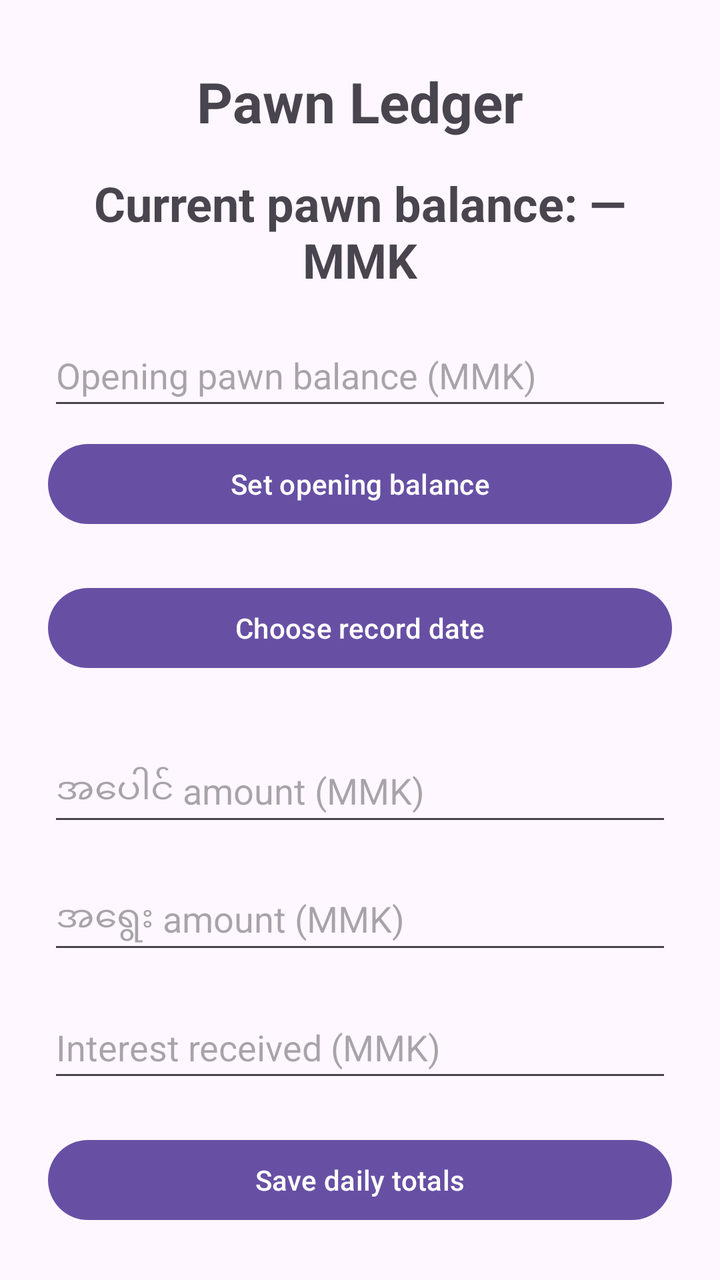
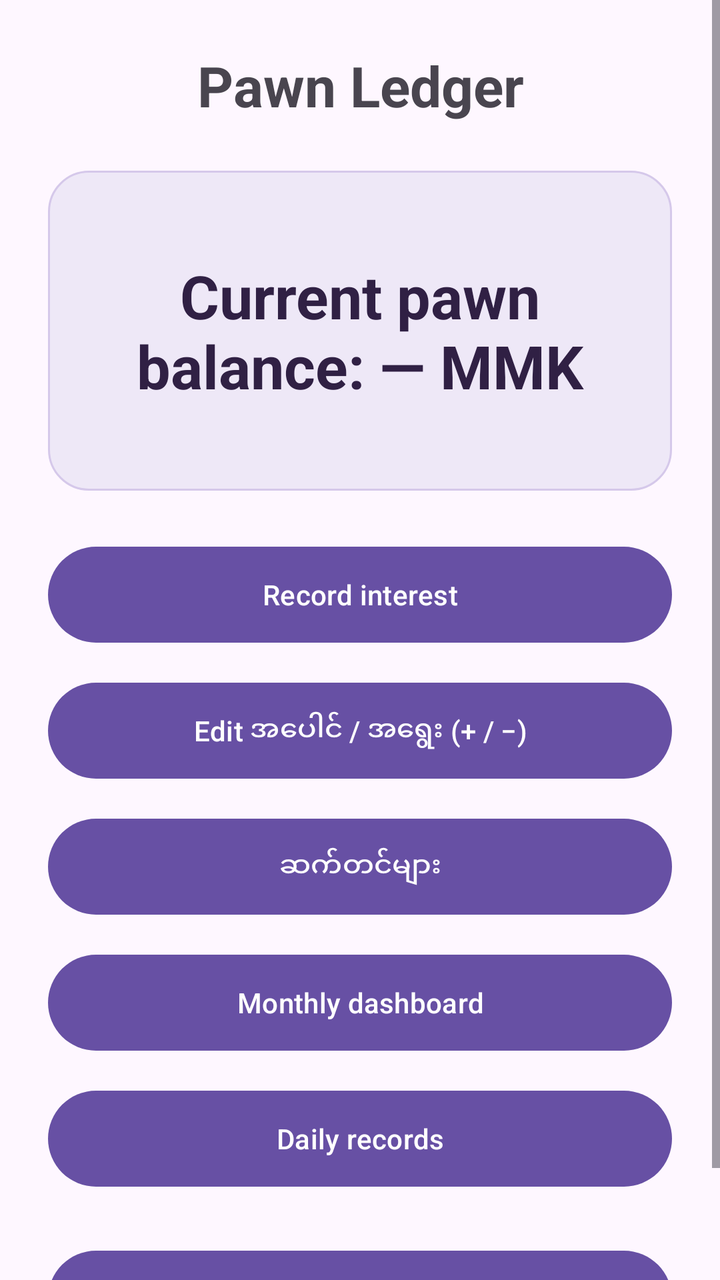

Before-and-after screenshots of an Android layout around one commit, followed by the original layout XML and the change that was made.
<!-- AndroidManifest.xml: application theme Theme.Pawn_Ledger -->
<!-- res/layout/activity_main.xml -->
<?xml version="1.0" encoding="utf-8"?>
<androidx.constraintlayout.widget.ConstraintLayout xmlns:android="http://schemas.android.com/apk/res/android"
    xmlns:app="http://schemas.android.com/apk/res-auto"
    xmlns:tools="http://schemas.android.com/tools"
    android:id="@+id/main"
    android:layout_width="match_parent"
    android:layout_height="match_parent"
    tools:context=".MainActivity">

    <TextView
        android:id="@+id/currentBalanceText"
        android:layout_width="0dp"
        android:layout_height="wrap_content"
        android:layout_marginStart="24dp"
        android:layout_marginEnd="24dp"
        android:layout_marginTop="16dp"
        android:text="@string/current_balance_placeholder"
        android:textSize="24sp"
        android:textStyle="bold"
        android:gravity="center"
        app:layout_constraintTop_toBottomOf="@id/titleText"
        app:layout_constraintStart_toStartOf="parent"
        app:layout_constraintEnd_toEndOf="parent" />
    <EditText
        android:id="@+id/openingBalanceInput"
        android:layout_width="0dp"
        android:layout_height="wrap_content"
        android:layout_marginStart="24dp"
        android:layout_marginEnd="24dp"
        android:layout_marginTop="16dp"
        android:minHeight="48dp"
        android:hint="@string/opening_balance_hint"
        android:inputType="number"
        android:importantForAutofill="no"
        app:layout_constraintTop_toBottomOf="@id/currentBalanceText"
        app:layout_constraintStart_toStartOf="parent"
        app:layout_constraintEnd_toEndOf="parent" />

    <Button
        android:id="@+id/setOpeningBalanceButton"
        android:layout_width="0dp"
        android:layout_height="wrap_content"
        android:layout_marginStart="24dp"
        android:layout_marginEnd="24dp"
        android:layout_marginTop="8dp"
        android:minHeight="48dp"
        android:text="@string/set_opening_balance"
        android:textAllCaps="false"
        app:layout_constraintTop_toBottomOf="@id/openingBalanceInput"
        app:layout_constraintStart_toStartOf="parent"
        app:layout_constraintEnd_toEndOf="parent" />


    <TextView
        android:layout_width="wrap_content"
        android:layout_height="wrap_content"
        android:id="@+id/titleText"
        android:text="@string/pawn_ledger_title"
        android:textSize="28sp"
        android:textStyle="bold"
        android:layout_marginTop="32dp"
        app:layout_constraintEnd_toEndOf="parent"
        app:layout_constraintStart_toStartOf="parent"
        app:layout_constraintTop_toTopOf="parent" />

    <EditText
        android:id="@+id/pawnAmountInput"
        android:layout_width="0dp"
        android:layout_height="wrap_content"
        android:layout_marginStart="24dp"
        android:layout_marginEnd="24dp"
        android:layout_marginTop="32dp"
        android:minHeight="48dp"
        android:hint="@string/pawn_amount_hint"
        android:inputType="number"
        android:importantForAutofill="no"
        app:layout_constraintTop_toBottomOf="@id/selectDateButton"
        app:layout_constraintStart_toStartOf="parent"
        app:layout_constraintEnd_toEndOf="parent" />

    <Button
        android:id="@+id/selectDateButton"
        android:layout_width="0dp"
        android:layout_height="wrap_content"
        android:layout_marginStart="24dp"
        android:layout_marginEnd="24dp"
        android:layout_marginTop="24dp"
        android:minHeight="48dp"
        android:text="@string/choose_record_date"
        android:textAllCaps="false"
        app:layout_constraintTop_toBottomOf="@id/setOpeningBalanceButton"
        app:layout_constraintStart_toStartOf="parent"
        app:layout_constraintEnd_toEndOf="parent" />

    <EditText
        android:id="@+id/redeemAmountInput"
        android:layout_width="0dp"
        android:layout_height="wrap_content"
        android:layout_marginStart="24dp"
        android:layout_marginEnd="24dp"
        android:layout_marginTop="16dp"
        android:minHeight="48dp"
        android:hint="@string/redeem_amount_hint"
        android:inputType="number"
        android:importantForAutofill="no"
        app:layout_constraintTop_toBottomOf="@id/pawnAmountInput"
        app:layout_constraintStart_toStartOf="parent"
        app:layout_constraintEnd_toEndOf="parent" />

    <EditText
        android:id="@+id/interestAmountInput"
        android:layout_width="0dp"
        android:layout_height="wrap_content"
        android:layout_marginStart="24dp"
        android:layout_marginEnd="24dp"
        android:layout_marginTop="16dp"
        android:minHeight="48dp"
        android:hint="@string/interest_amount_hint"
        android:inputType="number"
        android:importantForAutofill="no"
        app:layout_constraintTop_toBottomOf="@id/redeemAmountInput"
        app:layout_constraintStart_toStartOf="parent"
        app:layout_constraintEnd_toEndOf="parent" />

    <Button
        android:id="@+id/saveButton"
        android:layout_width="0dp"
        android:layout_height="wrap_content"
        android:layout_marginStart="24dp"
        android:layout_marginTop="20dp"
        android:layout_marginEnd="24dp"
        android:minHeight="48dp"
        android:text="@string/save_daily_totals"
        android:textAllCaps="false"
        app:layout_constraintEnd_toEndOf="parent"
        app:layout_constraintHorizontal_bias="0.0"
        app:layout_constraintStart_toStartOf="parent"
        app:layout_constraintTop_toBottomOf="@id/interestAmountInput" />

    <TextView
        android:id="@+id/netResultText"
        android:layout_width="0dp"
        android:layout_height="wrap_content"
        android:layout_marginStart="24dp"
        android:layout_marginEnd="24dp"
        android:layout_marginTop="24dp"
        android:text="@string/daily_net_placeholder"
        android:textSize="22sp"
        android:textStyle="bold"
        android:gravity="center"
        app:layout_constraintTop_toBottomOf="@id/saveButton"
        app:layout_constraintStart_toStartOf="parent"
        app:layout_constraintEnd_toEndOf="parent" />
    <Button
        android:id="@+id/openRecordsButton"
        android:layout_width="0dp"
        android:layout_height="wrap_content"
        android:layout_marginStart="24dp"
        android:layout_marginEnd="24dp"
        android:layout_marginTop="12dp"
        android:minHeight="48dp"
        android:text="@string/records_title"
        android:textAllCaps="false"
        app:layout_constraintTop_toBottomOf="@id/netResultText"
        app:layout_constraintStart_toStartOf="parent"
        app:layout_constraintEnd_toEndOf="parent" />


    <Button
        android:id="@+id/openDashboardButton"
        android:layout_width="0dp"
        android:layout_height="wrap_content"
        android:layout_marginStart="24dp"
        android:layout_marginEnd="24dp"
        android:layout_marginTop="12dp"
        android:minHeight="48dp"
        android:text="@string/monthly_dashboard_title"
        android:textAllCaps="false"
        app:layout_constraintTop_toBottomOf="@id/openRecordsButton"
        app:layout_constraintStart_toStartOf="parent"
        app:layout_constraintEnd_toEndOf="parent" />
    <Button
        android:id="@+id/settingsButton"
        android:layout_width="0dp"
        android:layout_height="wrap_content"
        android:layout_marginStart="24dp"
        android:layout_marginEnd="24dp"
        android:layout_marginTop="8dp"
        android:minHeight="48dp"
        android:text="@string/settings"
        android:textAllCaps="false"
        app:layout_constraintTop_toBottomOf="@id/openDashboardButton"
        app:layout_constraintStart_toStartOf="parent"
        app:layout_constraintEnd_toEndOf="parent" />

    <Button
        android:id="@+id/lockOwnerButton"
        android:layout_width="0dp"
        android:layout_height="wrap_content"
        android:layout_marginStart="24dp"
        android:layout_marginEnd="24dp"
        android:layout_marginTop="8dp"
        android:minHeight="48dp"
        android:text="@string/lock_owner_access"
        android:textAllCaps="false"
        app:layout_constraintTop_toBottomOf="@id/settingsButton"
        app:layout_constraintStart_toStartOf="parent"
        app:layout_constraintEnd_toEndOf="parent" />




</androidx.constraintlayout.widget.ConstraintLayout>
<!-- resources referenced by this layout -->
<resources>
  <string name="choose_record_date">Choose record date</string>
  <string name="current_balance_placeholder">Current pawn balance: — MMK</string>
  <string name="daily_net_placeholder">Selected day\'s net: —</string>
  <string name="interest_amount_hint">Interest received (MMK)</string>
  <string name="lock_owner_access">Lock / Staff screen</string>
  <string name="monthly_dashboard_title">Monthly dashboard</string>
  <string name="opening_balance_hint">Opening pawn balance (MMK)</string>
  <string name="pawn_amount_hint">အပေါင် amount (MMK)</string>
  <string name="pawn_ledger_title">Pawn Ledger</string>
  <string name="records_title">Daily records</string>
  <string name="redeem_amount_hint">အရွေး amount (MMK)</string>
  <string name="save_daily_totals">Save daily totals</string>
  <string name="set_opening_balance">Set opening balance</string>
  <string name="settings">ဆက်တင်များ</string>
  <style name="Theme.Pawn_Ledger" parent="Base.Theme.Pawn_Ledger" />
  <style name="Base.Theme.Pawn_Ledger" parent="Theme.Material3.DayNight.NoActionBar">
          
          
      </style>
</resources>

<!-- the commit's change to res/layout/activity_main.xml (unified diff, before → after) -->
@@ -1,213 +1,91 @@
 <?xml version="1.0" encoding="utf-8"?>
-<androidx.constraintlayout.widget.ConstraintLayout xmlns:android="http://schemas.android.com/apk/res/android"
-    xmlns:app="http://schemas.android.com/apk/res-auto"
-    xmlns:tools="http://schemas.android.com/tools"
+<ScrollView xmlns:android="http://schemas.android.com/apk/res/android"
     android:id="@+id/main"
     android:layout_width="match_parent"
     android:layout_height="match_parent"
-    tools:context=".MainActivity">
+    android:fillViewport="true">
 
-    <TextView
-        android:id="@+id/currentBalanceText"
-        android:layout_width="0dp"
+    <LinearLayout
+        android:layout_width="match_parent"
         android:layout_height="wrap_content"
-        android:layout_marginStart="24dp"
-        android:layout_marginEnd="24dp"
-        android:layout_marginTop="16dp"
-        android:text="@string/current_balance_placeholder"
-        android:textSize="24sp"
-        android:textStyle="bold"
-        android:gravity="center"
-        app:layout_constraintTop_toBottomOf="@id/titleText"
-        app:layout_constraintStart_toStartOf="parent"
-        app:layout_constraintEnd_toEndOf="parent" />
-    <EditText
-        android:id="@+id/openingBalanceInput"
-        android:layout_width="0dp"
-        android:layout_height="wrap_content"
-        android:layout_marginStart="24dp"
-        android:layout_marginEnd="24dp"
-        android:layout_marginTop="16dp"
-        android:minHeight="48dp"
-        android:hint="@string/opening_balance_hint"
-        android:inputType="number"
-        android:importantForAutofill="no"
-        app:layout_constraintTop_toBottomOf="@id/currentBalanceText"
-        app:layout_constraintStart_toStartOf="parent"
-        app:layout_constraintEnd_toEndOf="parent" />
+        android:orientation="vertical"
+        android:padding="24dp">
 
-    <Button
-        android:id="@+id/setOpeningBalanceButton"
-        android:layout_width="0dp"
-        android:layout_height="wrap_content"
-        android:layout_marginStart="24dp"
-        android:layout_marginEnd="24dp"
-        android:layout_marginTop="8dp"
-        android:minHeight="48dp"
-        android:text="@string/set_opening_balance"
-        android:textAllCaps="false"
-        app:layout_constraintTop_toBottomOf="@id/openingBalanceInput"
-        app:layout_constraintStart_toStartOf="parent"
-        app:layout_constraintEnd_toEndOf="parent" />
+        <TextView
+            android:layout_width="match_parent"
+            android:layout_height="wrap_content"
+            android:text="@string/pawn_ledger_title"
+            android:textSize="28sp"
+            android:textStyle="bold"
+            android:gravity="center"
+            android:layout_marginBottom="24dp" />
 
+        <TextView
+            android:id="@+id/currentBalanceText"
+            android:layout_width="match_parent"
+            android:layout_height="wrap_content"
+            android:minHeight="160dp"
+            android:padding="24dp"
+            android:background="@drawable/balance_box"
+            android:text="@string/current_balance_placeholder"
+            android:textColor="#302044"
+            android:textSize="30sp"
+            android:textStyle="bold"
+            android:gravity="center"
+            android:layout_marginBottom="24dp" />
 
-    <TextView
-        android:layout_width="wrap_content"
-        android:layout_height="wrap_content"
-        android:id="@+id/titleText"
-        android:text="@string/pawn_ledger_title"
-        android:textSize="28sp"
-        android:textStyle="bold"
-        android:layout_marginTop="32dp"
-        app:layout_constraintEnd_toEndOf="parent"
-        app:layout_constraintStart_toStartOf="parent"
-        app:layout_constraintTop_toTopOf="parent" />
+        <Button
+            android:id="@+id/recordInterestButton"
+            android:layout_width="match_parent"
+            android:layout_height="wrap_content"
+            android:minHeight="56dp"
+            android:text="@string/record_interest"
+            android:textAllCaps="false" />
 
-    <EditText
-        android:id="@+id/pawnAmountInput"
-        android:layout_width="0dp"
-        android:layout_height="wrap_content"
-        android:layout_marginStart="24dp"
-        android:layout_marginEnd="24dp"
-        android:layout_marginTop="32dp"
-        android:minHeight="48dp"
-        android:hint="@string/pawn_amount_hint"
-        android:inputType="number"
-        android:importantForAutofill="no"
-        app:layout_constraintTop_toBottomOf="@id/selectDateButton"
-        app:layout_constraintStart_toStartOf="parent"
-        app:layout_constraintEnd_toEndOf="parent" />
+        <Button
+            android:id="@+id/editPawnRedeemButton"
+            android:layout_width="match_parent"
+            android:layout_height="wrap_content"
+            android:layout_marginTop="12dp"
+            android:minHeight="56dp"
+            android:text="@string/edit_pawn_redeem"
+            android:textAllCaps="false" />
 
-    <Button
-        android:id="@+id/selectDateButton"
-        android:layout_width="0dp"
-        android:layout_height="wrap_content"
-        android:layout_marginStart="24dp"
-        android:layout_marginEnd="24dp"
-        android:layout_marginTop="24dp"
-        android:minHeight="48dp"
-        android:text="@string/choose_record_date"
-        android:textAllCaps="false"
-        app:layout_constraintTop_toBottomOf="@id/setOpeningBalanceButton"
-        app:layout_constraintStart_toStartOf="parent"
-        app:layout_constraintEnd_toEndOf="parent" />
+        <Button
+            android:id="@+id/settingsButton"
+            android:layout_width="match_parent"
+            android:layout_height="wrap_content"
+            android:layout_marginTop="12dp"
+            android:minHeight="56dp"
+            android:text="@string/settings"
+            android:textAllCaps="false" />
 
-    <EditText
-        android:id="@+id/redeemAmountInput"
-        android:layout_width="0dp"
-        android:layout_height="wrap_content"
-        android:layout_marginStart="24dp"
-        android:layout_marginEnd="24dp"
-        android:layout_marginTop="16dp"
-        android:minHeight="48dp"
-        android:hint="@string/redeem_amount_hint"
-        android:inputType="number"
-        android:importantForAutofill="no"
-        app:layout_constraintTop_toBottomOf="@id/pawnAmountInput"
-        app:layout_constraintStart_toStartOf="parent"
-        app:layout_constraintEnd_toEndOf="parent" />
+        <Button
+            android:id="@+id/openDashboardButton"
+            android:layout_width="match_parent"
+            android:layout_height="wrap_content"
+            android:layout_marginTop="12dp"
+            android:minHeight="56dp"
+            android:text="@string/monthly_dashboard_title"
+            android:textAllCaps="false" />
 
-    <EditText
-        android:id="@+id/interestAmountInput"
-        android:layout_width="0dp"
-        android:layout_height="wrap_content"
-        android:layout_marginStart="24dp"
-        android:layout_marginEnd="24dp"
-        android:layout_marginTop="16dp"
-        android:minHeight="48dp"
-        android:hint="@string/interest_amount_hint"
-        android:inputType="number"
-        android:importantForAutofill="no"
-        app:layout_constraintTop_toBottomOf="@id/redeemAmountInput"
-        app:layout_constraintStart_toStartOf="parent"
-        app:layout_constraintEnd_toEndOf="parent" />
+        <Button
+            android:id="@+id/openRecordsButton"
+            android:layout_width="match_parent"
+            android:layout_height="wrap_content"
+            android:layout_marginTop="12dp"
+            android:minHeight="56dp"
+            android:text="@string/records_title"
+            android:textAllCaps="false" />
 
-    <Button
-        android:id="@+id/saveButton"
-        android:layout_width="0dp"
-        android:layout_height="wrap_content"
-        android:layout_marginStart="24dp"
-        android:layout_marginTop="20dp"
-        android:layout_marginEnd="24dp"
-        android:minHeight="48dp"
-        android:text="@string/save_daily_totals"
-        android:textAllCaps="false"
-        app:layout_constraintEnd_toEndOf="parent"
-        app:layout_constraintHorizontal_bias="0.0"
-        app:layout_constraintStart_toStartOf="parent"
-        app:layout_constraintTop_toBottomOf="@id/interestAmountInput" />
+        <Button
+            android:id="@+id/lockOwnerButton"
+            android:layout_width="match_parent"
+            android:layout_height="wrap_content"
+            android:layout_marginTop="24dp"
+            android:minHeight="56dp"
+            android:text="@string/lock_owner_access"
+            android:textAllCaps="false" />
 
-    <TextView
-        android:id="@+id/netResultText"
-        android:layout_width="0dp"
-        android:layout_height="wrap_content"
-        android:layout_marginStart="24dp"
-        android:layout_marginEnd="24dp"
-        android:layout_marginTop="24dp"
-        android:text="@string/daily_net_placeholder"
-        android:textSize="22sp"
-        android:textStyle="bold"
-        android:gravity="center"
-        app:layout_constraintTop_toBottomOf="@id/saveButton"
-        app:layout_constraintStart_toStartOf="parent"
-        app:layout_constraintEnd_toEndOf="parent" />
-    <Button
-        android:id="@+id/openRecordsButton"
-        android:layout_width="0dp"
-        android:layout_height="wrap_content"
-        android:layout_marginStart="24dp"
-        android:layout_marginEnd="24dp"
-        android:layout_marginTop="12dp"
-        android:minHeight="48dp"
-        android:text="@string/records_title"
-        android:textAllCaps="false"
-        app:layout_constraintTop_toBottomOf="@id/netResultText"
-        app:layout_constraintStart_toStartOf="parent"
-        app:layout_constraintEnd_toEndOf="parent" />
-
-
-    <Button
-        android:id="@+id/openDashboardButton"
-        android:layout_width="0dp"
-        android:layout_height="wrap_content"
-        android:layout_marginStart="24dp"
-        android:layout_marginEnd="24dp"
-        android:layout_marginTop="12dp"
-        android:minHeight="48dp"
-        android:text="@string/monthly_dashboard_title"
-        android:textAllCaps="false"
-        app:layout_constraintTop_toBottomOf="@id/openRecordsButton"
-        app:layout_constraintStart_toStartOf="parent"
-        app:layout_constraintEnd_toEndOf="parent" />
-    <Button
-        android:id="@+id/settingsButton"
-        android:layout_width="0dp"
-        android:layout_height="wrap_content"
-        android:layout_marginStart="24dp"
-        android:layout_marginEnd="24dp"
-        android:layout_marginTop="8dp"
-        android:minHeight="48dp"
-        android:text="@string/settings"
-        android:textAllCaps="false"
-        app:layout_constraintTop_toBottomOf="@id/openDashboardButton"
-        app:layout_constraintStart_toStartOf="parent"
-        app:layout_constraintEnd_toEndOf="parent" />
-
-    <Button
-        android:id="@+id/lockOwnerButton"
-        android:layout_width="0dp"
-        android:layout_height="wrap_content"
-        android:layout_marginStart="24dp"
-        android:layout_marginEnd="24dp"
-        android:layout_marginTop="8dp"
-        android:minHeight="48dp"
-        android:text="@string/lock_owner_access"
-        android:textAllCaps="false"
-        app:layout_constraintTop_toBottomOf="@id/settingsButton"
-        app:layout_constraintStart_toStartOf="parent"
-        app:layout_constraintEnd_toEndOf="parent" />
-
-
-
-
-</androidx.constraintlayout.widget.ConstraintLayout>
+    </LinearLayout>
+</ScrollView>
<!-- resource entries referenced after the edit -->
@@ -1,18 +1,26 @@
 <!-- resources referenced by this layout -->
 <resources>
-  <string name="choose_record_date">Choose record date</string>
+  <!-- drawable balance_box (drawable) -->
+  <?xml version="1.0" encoding="utf-8"?>
+  <shape xmlns:android="http://schemas.android.com/apk/res/android"
+      android:shape="rectangle">
+  
+      <solid android:color="#EEE8F7" />
+  
+      <corners android:radius="20dp" />
+  
+      <stroke
+          android:width="1dp"
+          android:color="#D5C8EA" />
+  
+  </shape>
   <string name="current_balance_placeholder">Current pawn balance: — MMK</string>
-  <string name="daily_net_placeholder">Selected day\'s net: —</string>
-  <string name="interest_amount_hint">Interest received (MMK)</string>
+  <string name="edit_pawn_redeem">Edit အပေါင် / အရွေး (+ / −)</string>
   <string name="lock_owner_access">Lock / Staff screen</string>
   <string name="monthly_dashboard_title">Monthly dashboard</string>
-  <string name="opening_balance_hint">Opening pawn balance (MMK)</string>
-  <string name="pawn_amount_hint">အပေါင် amount (MMK)</string>
   <string name="pawn_ledger_title">Pawn Ledger</string>
+  <string name="record_interest">Record interest</string>
   <string name="records_title">Daily records</string>
-  <string name="redeem_amount_hint">အရွေး amount (MMK)</string>
-  <string name="save_daily_totals">Save daily totals</string>
-  <string name="set_opening_balance">Set opening balance</string>
   <string name="settings">ဆက်တင်များ</string>
   <style name="Theme.Pawn_Ledger" parent="Base.Theme.Pawn_Ledger" />
   <style name="Base.Theme.Pawn_Ledger" parent="Theme.Material3.DayNight.NoActionBar">
